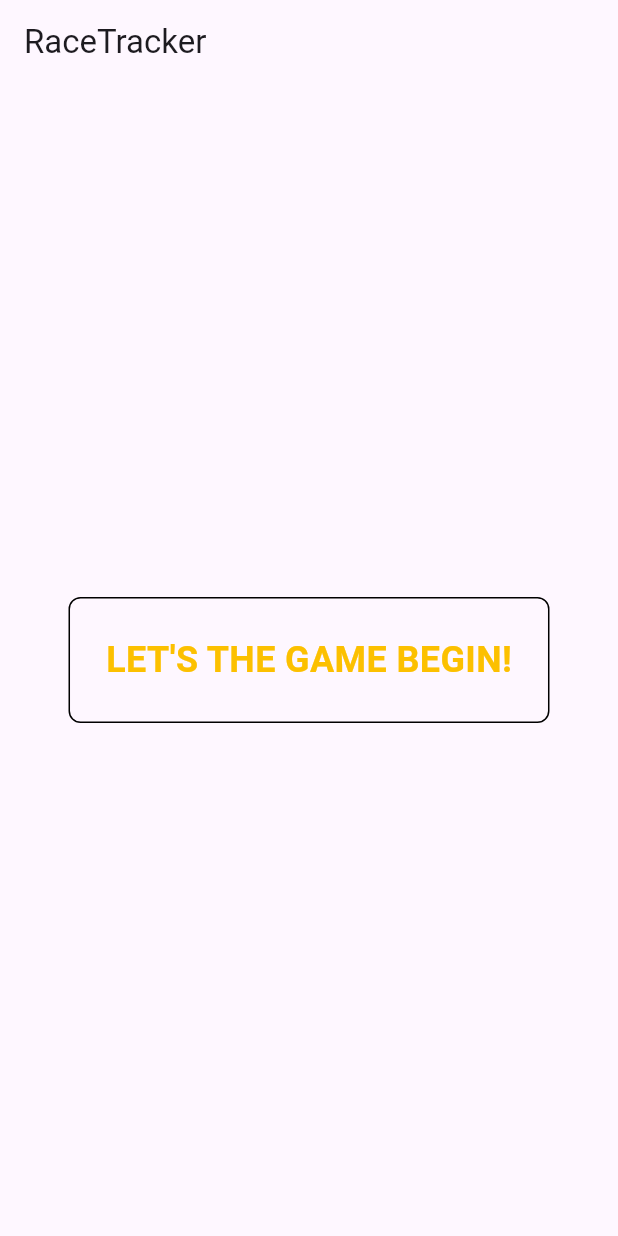
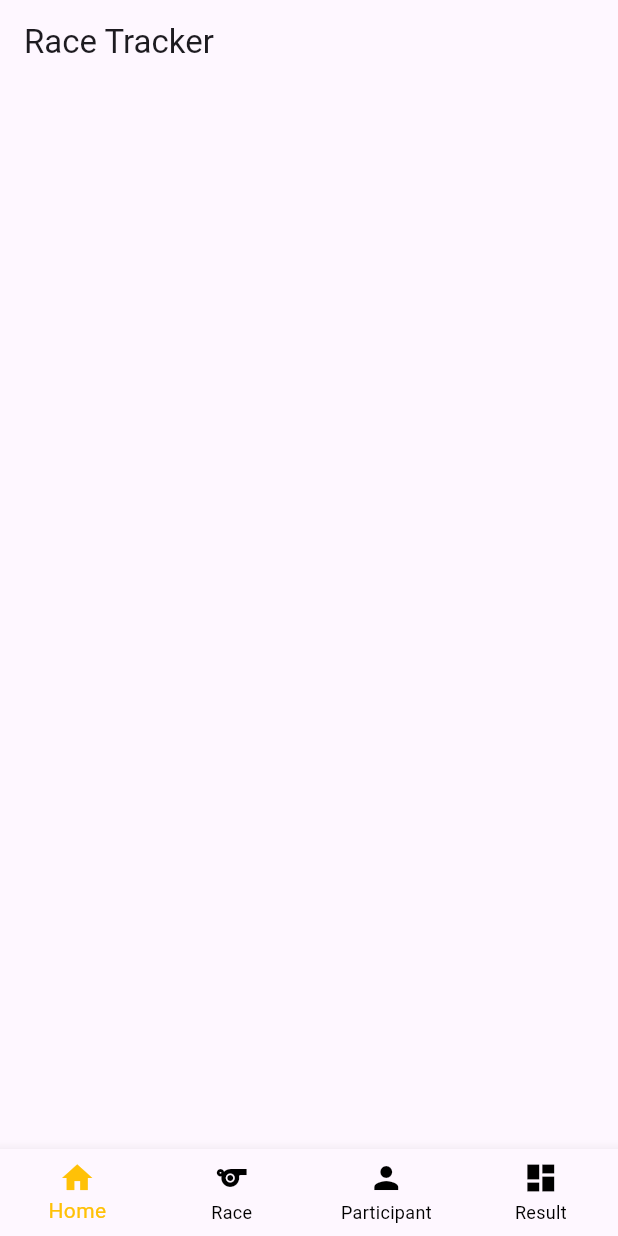
Before and after one commit to chimlimhao/Race-Tracker, a Flutter app: the screen it shows after launch, on a phone screen of 412 x 824 dp. Run offline on Flutter 3.47's test engine with Material 3 defaults, Android fonts, the phone set to English and light mode, and no system bars.

Commit message:
RT-001: Implemented Bottom Navigation Logic

```diff
--- a/lib/main.dart
+++ b/lib/main.dart
@@ -1,4 +1,5 @@
 import 'package:flutter/material.dart';
+import 'package:race_tracker/ui/screens/nav_container.dart';
 
 void main() {
   runApp(const MyApp());
@@ -10,27 +11,6 @@ class MyApp extends StatelessWidget {
   // This widget is the root of your application.
   @override
   Widget build(BuildContext context) {
-    return MaterialApp(
-      home: Scaffold(
-        appBar: AppBar(title: Text("RaceTracker")),
-        body: Center(
-          child: Container(
-            padding: EdgeInsets.all(24),
-            decoration: BoxDecoration(
-              border: Border.all(),
-              borderRadius: BorderRadius.circular(8),
-            ),
-            child: Text(
-              "LET'S THE GAME BEGIN!",
-              style: TextStyle(
-                color: Color(0xFFFCC000),
-                fontWeight: FontWeight.bold,
-                fontSize: 24,
-              ),
-            ),
-          ),
-        ),
-      ),
-    );
+    return MaterialApp(home: NavContainer());
   }
 }
--- a/lib/ui/screens/home_screen.dart
+++ b/lib/ui/screens/home_screen.dart
@@ -0,0 +1,10 @@
+import 'package:flutter/material.dart';
+
+class HomeScreen extends StatelessWidget {
+  const HomeScreen({super.key});
+
+  @override
+  Widget build(BuildContext context) {
+    return Scaffold(appBar: AppBar(title: Text('Race Tracker')));
+  }
+}
--- /dev/null
+++ b/lib/ui/screens/nav_container.dart
@@ -0,0 +1,41 @@
+import 'package:flutter/material.dart';
+import 'package:race_tracker/ui/screens/home_screen.dart';
+import 'package:race_tracker/ui/screens/participant_screen.dart';
+import 'package:race_tracker/ui/screens/race_screen.dart';
+import 'package:race_tracker/ui/screens/result_screen.dart';
+import 'package:race_tracker/ui/screens/widgets/navigations/bottom_navbar.dart';
+
+class NavContainer extends StatefulWidget {
+  const NavContainer({super.key});
+
+  @override
+  State<NavContainer> createState() => _NavContainerState();
+}
+
+class _NavContainerState extends State<NavContainer> {
+  int currentIndex = 0;
+
+  final List<Widget> screens = [
+    HomeScreen(),
+    RaceScreen(),
+    ParticipantScreen(),
+    ResultScreen(),
+  ];
+
+  void onTapSelected(int index) {
+    setState(() {
+      currentIndex = index;
+    });
+  }
+
+  @override
+  Widget build(BuildContext context) {
+    return Scaffold(
+      body: screens[currentIndex],
+      bottomNavigationBar: BottomNavbar(
+        currentIndex: currentIndex,
+        onTap: onTapSelected,
+      ),
+    );
+  }
+}
--- a/lib/ui/screens/participant_screen.dart
+++ b/lib/ui/screens/participant_screen.dart
@@ -0,0 +1,10 @@
+import 'package:flutter/material.dart';
+
+class ParticipantScreen extends StatelessWidget {
+  const ParticipantScreen({super.key});
+
+  @override
+  Widget build(BuildContext context) {
+    return Scaffold(appBar: AppBar(title: Text('Participant')));
+  }
+}
--- /dev/null
+++ b/lib/ui/screens/race_screen.dart
@@ -0,0 +1,10 @@
+import 'package:flutter/material.dart';
+
+class RaceScreen extends StatelessWidget {
+  const RaceScreen({super.key});
+
+  @override
+  Widget build(BuildContext context) {
+    return Scaffold(appBar: AppBar(title: Text('Race')));
+  }
+}
--- a/lib/ui/screens/result_screen.dart
+++ b/lib/ui/screens/result_screen.dart
@@ -0,0 +1,10 @@
+import 'package:flutter/material.dart';
+
+class ResultScreen extends StatelessWidget {
+  const ResultScreen({super.key});
+
+  @override
+  Widget build(BuildContext context) {
+    return Scaffold(appBar: AppBar(title: Text('Result')));
+  }
+}
--- a/lib/ui/screens/widgets/navigations/bottom_navbar.dart
+++ b/lib/ui/screens/widgets/navigations/bottom_navbar.dart
@@ -0,0 +1,29 @@
+import 'package:flutter/material.dart';
+
+class BottomNavbar extends StatelessWidget {
+  final Function(int) onTap;
+  final int currentIndex;
+  const BottomNavbar({
+    super.key,
+    required this.onTap,
+    required this.currentIndex,
+  });
+
+  @override
+  Widget build(BuildContext context) {
+    return BottomNavigationBar(
+      items: const <BottomNavigationBarItem>[
+        BottomNavigationBarItem(icon: Icon(Icons.home), label: 'Home'),
+        BottomNavigationBarItem(icon: Icon(Icons.sports), label: 'Race'),
+        BottomNavigationBarItem(icon: Icon(Icons.person), label: 'Participant'),
+        BottomNavigationBarItem(icon: Icon(Icons.dashboard), label: 'Result'),
+      ],
+      onTap: onTap,
+      currentIndex: currentIndex,
+      unselectedItemColor: Colors.black,
+      unselectedLabelStyle: TextStyle(color: Colors.black),
+      type: BottomNavigationBarType.fixed,
+      selectedItemColor: Colors.amber,
+    );
+  }
+}
```
Also changed, not shown: lib/ui/screens/sport_screen.dart (deleted).
